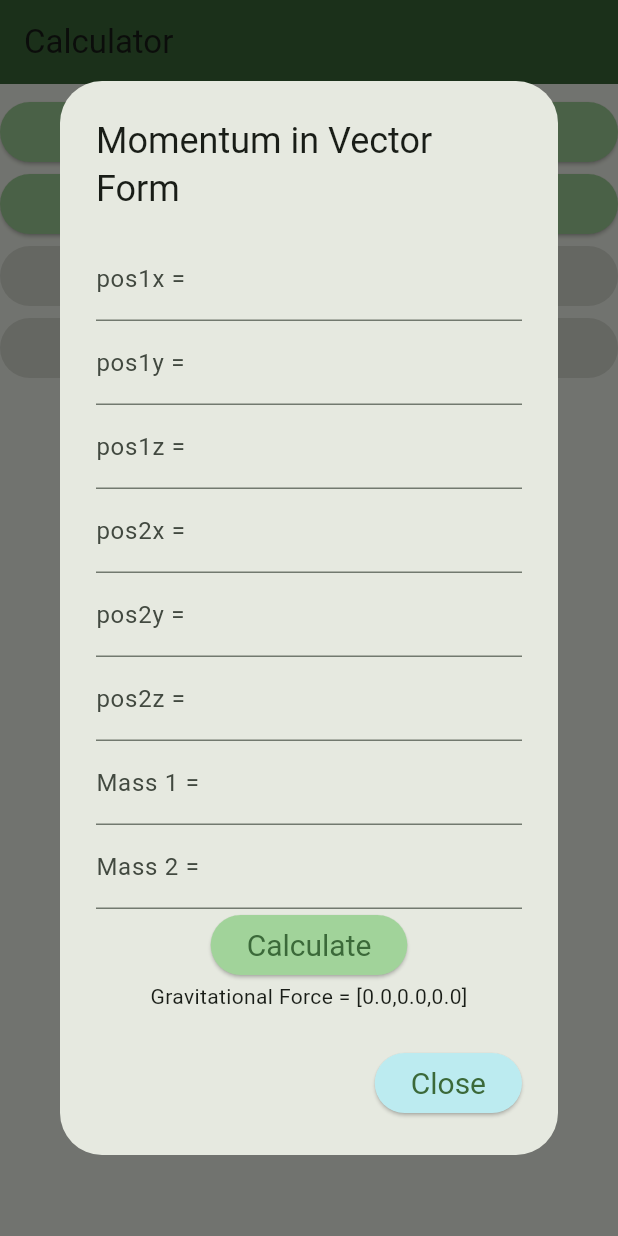
After one commit to LeitMoth/newton-meter, a Flutter app: the screen it shows after launch, after a tap on "Gravitational Force (Vector)", on a phone screen of 412 x 824 dp. The commit adds this screen. Run offline on Flutter 3.47's test engine with Material 3 defaults, Android fonts, the phone set to English and light mode, and no system bars; our stand-ins replace sensors_plus.

Commit message:
Finished Gravitational Force

```diff
--- /dev/null
+++ b/newton_meter/lib/Calculator/Calculator Dialogs/gravitational_force_dialog.dart
@@ -0,0 +1,148 @@
+import 'package:flutter/material.dart';
+import 'package:vector_math/vector_math.dart';
+
+class GravitationalForceDialog extends StatefulWidget {
+  const GravitationalForceDialog({
+    super.key,
+  });
+
+  @override
+  State<GravitationalForceDialog> createState() => _GravitationalForceDialogState();
+}
+
+class _GravitationalForceDialogState extends State<GravitationalForceDialog> {
+  Vector3 velocity = Vector3.zero();
+  double mass = 0;
+  Vector3 momentum = Vector3.zero();
+
+  Vector3 gravForce = Vector3.zero();
+  double gravConst = 6.7e-11;
+  double mass1 = 0;
+  double mass2 = 0;
+  Vector3 pos1 = Vector3.zero();
+  Vector3 pos2 = Vector3.zero();
+  Vector3 posChange = Vector3.zero();
+  double posChangeMag = 0;
+  Vector3 posUnitVec = Vector3.zero();
+
+
+
+  void _calculateGravForce() {
+    setState(() {
+      posChange = pos2 - pos1;
+      posChangeMag = posChange.length;
+      posUnitVec = posChange.normalized();
+
+      double temp = -gravConst * ((mass1 * mass2)/(posChangeMag * posChangeMag));
+
+      gravForce = posUnitVec * temp;
+    });
+  }
+
+  @override
+  Widget build(BuildContext context) {
+    ButtonStyle calcStyle = ElevatedButton.styleFrom( textStyle: const TextStyle(fontSize: 20),
+    backgroundColor: Theme.of(context).colorScheme.inversePrimary);
+    ButtonStyle cancelStyle = ElevatedButton.styleFrom( textStyle: TextStyle(fontSize: 20, color: Theme.of(context).colorScheme.secondary),
+    backgroundColor: Theme.of(context).colorScheme.tertiaryFixed);
+    return AlertDialog(
+      scrollable: true,
+      title: const Text('Momentum in Vector Form'),
+      content:
+        Column(
+          children: <Widget>[
+            TextField( // Pos 1 x Input Field
+              keyboardType: TextInputType.number,
+              decoration: const InputDecoration(labelText: 'pos1x ='),
+              onChanged: (value) {
+                setState(() {
+                  pos1.x = double.parse(value);
+                });
+              }
+            ),
+            TextField( // Pos 1 y Input Field
+              keyboardType: TextInputType.number,
+              decoration: const InputDecoration(labelText: 'pos1y ='),
+              onChanged: (value) {
+                setState(() {
+                  pos1.y = double.parse(value);
+                });
+              }
+            ),
+            TextField( // Pos 1 z Input
+              keyboardType: TextInputType.number,
+              decoration: const InputDecoration(labelText: 'pos1z ='),
+              onChanged: (value) {
+                setState(() {
+                  pos1.z = double.parse(value);
+                });
+              }
+            ),
+            TextField( // Pos 2 x Input Field
+              keyboardType: TextInputType.number,
+              decoration: const InputDecoration(labelText: 'pos2x ='),
+              onChanged: (value) {
+                setState(() {
+                  pos2.x = double.parse(value);
+                });
+              }
+            ),
+            TextField( // pos 2 y Input Field
+              keyboardType: TextInputType.number,
+              decoration: const InputDecoration(labelText: 'pos2y ='),
+              onChanged: (value) {
+                setState(() {
+                  pos2.y = double.parse(value);
+                });
+              }
+            ),
+            TextField( // pos 2 z Input
+              keyboardType: TextInputType.number,
+              decoration: const InputDecoration(labelText: 'pos2z ='),
+              onChanged: (value) {
+                setState(() {
+                  pos2.z = double.parse(value);
+                });
+              }
+            ),
+            TextField( // Mass 1 Input Field
+              keyboardType: TextInputType.number,
+              decoration: const InputDecoration(labelText: 'Mass 1 ='),
+              onChanged: (value) {
+                setState(() {
+                  mass1 = double.parse(value);
+                });
+              }
+            ),
+            TextField( // Mass 2 Input Field
+              keyboardType: TextInputType.number,
+              decoration: const InputDecoration(labelText: 'Mass 2 ='),
+              onChanged: (value) {
+                setState(() {
+                  mass2 = double.parse(value);
+                });
+              }
+            ),
+            ElevatedButton(
+              onPressed: _calculateGravForce,
+              style: calcStyle,
+              child: const Text('Calculate'),
+            ),
+            Text('Gravitational Force = $gravForce'),
+          ]
+        ),
+
+        actions: <Widget> [
+          ElevatedButton(
+            style: cancelStyle,
+            child: const Text('Close'),
+            onPressed: () {
+              setState(() {
+                Navigator.pop(context);
+              });
+            }
+          )
+        ]
+    );
+  }
+}
--- a/newton_meter/lib/Calculator/calculator_main.dart
+++ b/newton_meter/lib/Calculator/calculator_main.dart
@@ -1,5 +1,6 @@
 
 import 'package:flutter/material.dart';
+import 'package:newton_meter/Calculator/Calculator%20Dialogs/gravitational_force_dialog.dart';
 import 'package:newton_meter/Calculator/Calculator%20Dialogs/momentum_dialog.dart';
 
 class CalculatorMain extends StatefulWidget {
@@ -24,7 +25,14 @@ class _CalculatorMainState extends State<CalculatorMain> {
         padding: const EdgeInsets.symmetric(vertical: 8.0),
         children: <Widget> [
           ElevatedButton(
-            onPressed: null,
+            onPressed: () {
+              showDialog(
+                context: context,
+                builder: (_) {
+                  return const GravitationalForceDialog();
+                }
+              );
+            },
             style: style,
             child: const Text('Gravitational Force (Vector)'),
           ),
```
